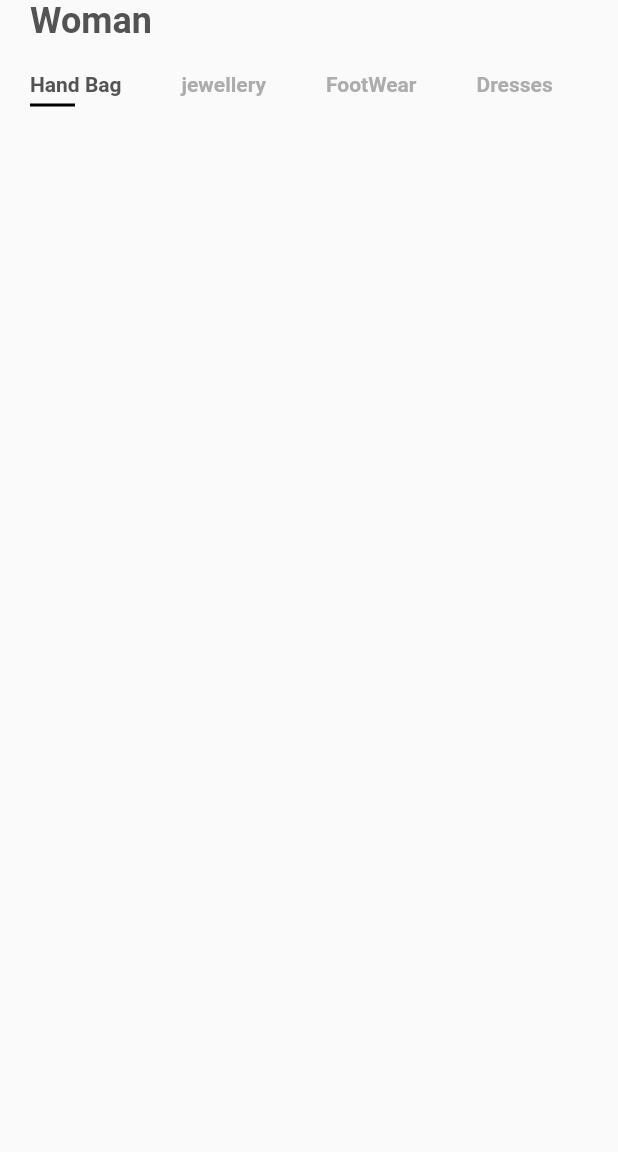
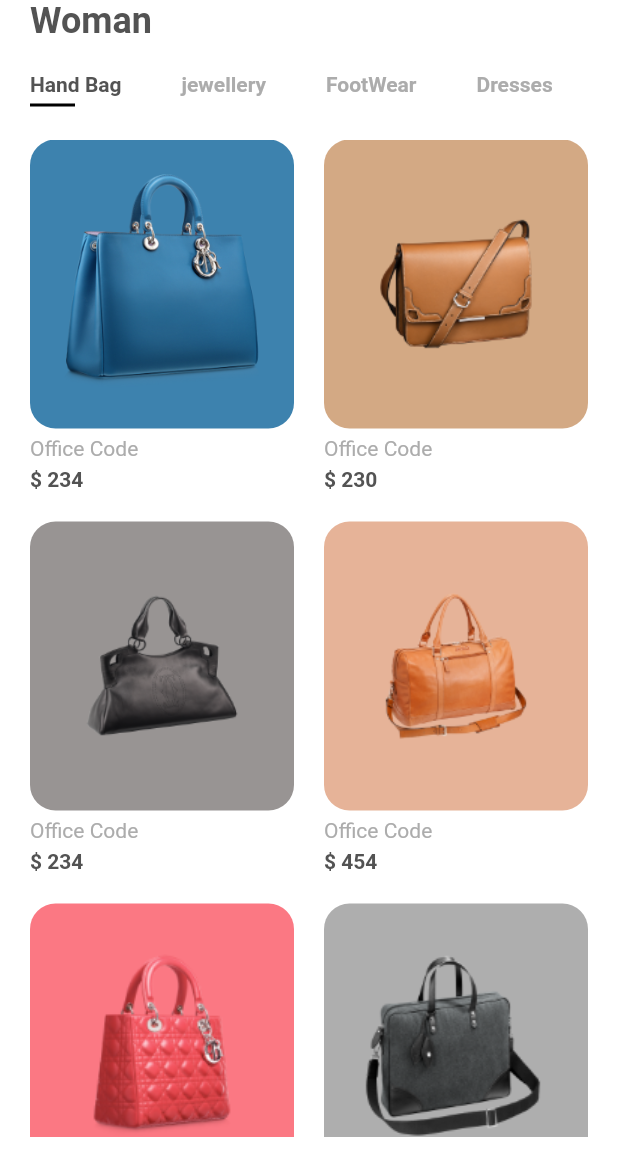
Before and after one commit to ayman-algam/online_shope, a Flutter app: the screen it shows after launch, on a phone screen of 412 x 824 dp, the part 84-1236 px from its top. Run offline on Flutter 3.47's test engine with Material 2 defaults, Android fonts, the phone set to English and light mode, and no system bars; our stand-ins replace flutter_svg.

Commit message:
Home Screen Details Screen

```diff
--- a/lib/Screens/home_screen/components/body.dart
+++ b/lib/Screens/home_screen/components/body.dart
@@ -1,13 +1,17 @@
 import 'package:flutter/cupertino.dart';
 import 'package:flutter/material.dart';
+import 'package:online_shope/models/product.dart';
 
 import '../../../constants.dart';
 import 'categories.dart';
+import 'item_card.dart';
 
 class Body extends StatelessWidget {
   @override
   Widget build(BuildContext context) {
-    return Column(
+    return Padding(
+      padding: const EdgeInsets.only(bottom: kDefaultPadding/2),
+      child: Column(
         crossAxisAlignment: CrossAxisAlignment.start,
         children: [
           Padding(
@@ -21,7 +25,24 @@ class Body extends StatelessWidget {
             ),
           ),
           Categories(),
+          Expanded(
+            child: Padding(
+              padding: const EdgeInsets.symmetric(horizontal: kDefaultPadding),
+              child: GridView.builder(
+                itemCount: products.length,
+                gridDelegate: const SliverGridDelegateWithFixedCrossAxisCount(
+                  crossAxisCount: 2,
+                  childAspectRatio: 0.75,
+                  mainAxisSpacing: kDefaultPadding,
+                  crossAxisSpacing: kDefaultPadding,
+                ),
+                itemBuilder: (context, index) =>
+                    ItemCard(product: products[index]),
+              ),
+            ),
+          )
         ],
+      ),
     );
   }
 }
--- a/lib/Screens/home_screen/components/categories.dart
+++ b/lib/Screens/home_screen/components/categories.dart
@@ -30,7 +30,7 @@ class _CategoriesState extends State<Categories> {
 
   Widget buildCategory(int index) {
     return GestureDetector(
-      onDoubleTap: () {
+      onTap: () {
         setState(() {
           selectedIndex = index;
         });
--- /dev/null
+++ b/lib/Screens/home_screen/components/item_card.dart
@@ -0,0 +1,57 @@
+import 'package:flutter/material.dart';
+import 'package:online_shope/Screens/details_screen/details_screen.dart';
+import 'package:online_shope/models/product.dart';
+
+import '../../../constants.dart';
+
+class ItemCard extends StatelessWidget {
+  final Product product;
+
+  const ItemCard({
+    Key? key,
+    required this.product,
+  }) : super(key: key);
+
+  @override
+  Widget build(BuildContext context) {
+    return GestureDetector(
+      onTap: () => Navigator.push(
+        context,
+        MaterialPageRoute(
+          builder: (context) => DetailsScreen(product: product),
+        ),
+      ),
+      child: Column(
+        crossAxisAlignment: CrossAxisAlignment.start,
+        children: [
+          Expanded(
+            child: Container(
+              padding: const EdgeInsets.all(kDefaultPadding),
+              decoration: BoxDecoration(
+                color: product.color,
+                borderRadius: BorderRadius.circular(17),
+              ),
+              child: Hero(
+                tag: "${product.id}",
+                child: Image.asset(product.image),
+              ),
+            ),
+          ),
+          Padding(
+            padding: const EdgeInsets.symmetric(vertical: kDefaultPadding / 4),
+            child: Text(
+              products[0].title,
+              style: const TextStyle(
+                color: kTextLightColor,
+              ),
+            ),
+          ),
+          Text(
+            "\$ ${product.price}",
+            style: const TextStyle(fontWeight: FontWeight.bold),
+          ),
+        ],
+      ),
+    );
+  }
+}
--- a/lib/Screens/home_screen/home_screen.dart
+++ b/lib/Screens/home_screen/home_screen.dart
@@ -3,11 +3,13 @@ import 'package:flutter_svg/flutter_svg.dart';
 import 'package:online_shope/Screens/home_screen/components/body.dart';
 import 'package:online_shope/constants.dart';
 
+// ignore: use_key_in_widget_constructors
 class HomeScreen extends StatelessWidget {
   @override
   Widget build(BuildContext context) {
     return Scaffold(
       appBar: buildAppBar(),
+      backgroundColor: Colors.white,
       body: Body(),
     );
   }
--- a/lib/models/product.dart
+++ b/lib/models/product.dart
@@ -27,7 +27,7 @@ List<Product> products = [
   Product(
       id: 2,
       title: "Belt Bag",
-      price: 234,
+      price: 230,
       size: 8,
       description: dummyText,
       image: "assets/images/bag_2.png",
@@ -43,7 +43,7 @@ List<Product> products = [
   Product(
       id: 4,
       title: "Old Fashion",
-      price: 234,
+      price: 454,
       size: 11,
       description: dummyText,
       image: "assets/images/bag_4.png",
@@ -51,7 +51,7 @@ List<Product> products = [
   Product(
       id: 5,
       title: "Office Code",
-      price: 234,
+      price: 904,
       size: 12,
       description: dummyText,
       image: "assets/images/bag_5.png",
@@ -59,7 +59,7 @@ List<Product> products = [
   Product(
     id: 6,
     title: "Office Code",
-    price: 234,
+    price: 564,
     size: 12,
     description: dummyText,
     image: "assets/images/bag_6.png",
```
Also changed, not shown: lib/Screens/details_screen/components/add_to_card.dart (added, +39 -0 lines), lib/Screens/details_screen/components/add_to_favorites.dart (added, +22 -0 lines), lib/Screens/details_screen/components/body.dart (added, +72 -0 lines), lib/Screens/details_screen/components/buy_now.dart (added, +36 -0 lines), lib/Screens/details_screen/components/cart_counter.dart (added, +62 -0 lines), lib/Screens/details_screen/components/colors_and_size.dart (added, +102 -0 lines), lib/Screens/details_screen/components/description.dart (added, +27 -0 lines), lib/Screens/details_screen/components/product_title_with_image.dart (added, +74 -0 lines), lib/Screens/details_screen/details_screen.dart (added, +54 -0 lines). Lines whose indentation alone changed are shown as unchanged.
